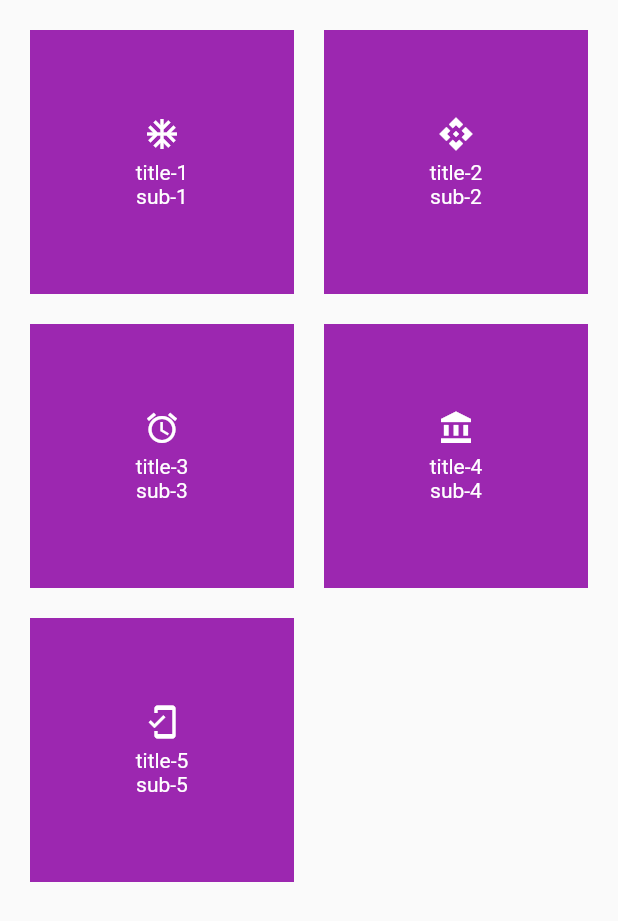
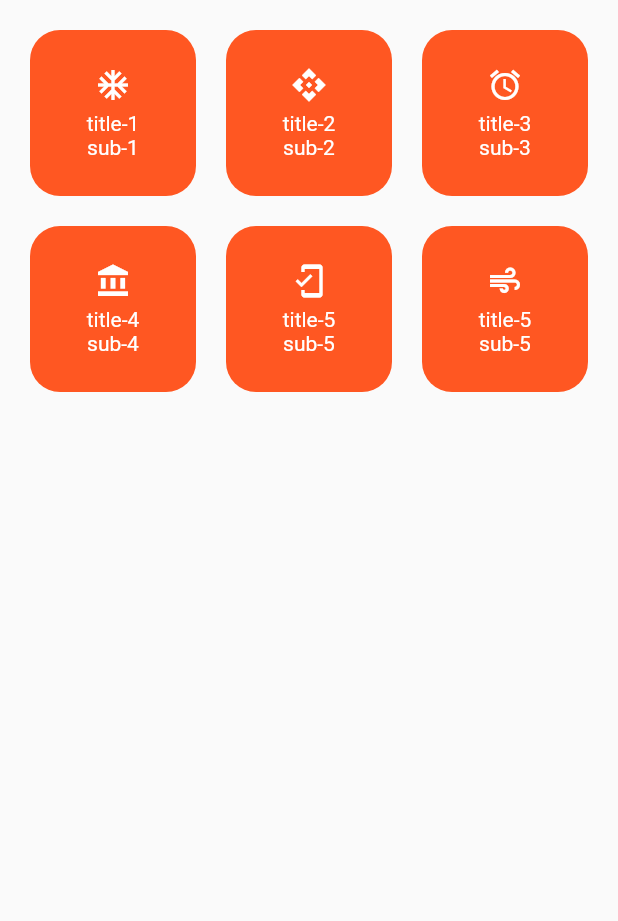
Before and after one commit to patipan-patisampita/flutter-dipw11, a Flutter app: the screen it shows after launch, on a phone screen of 412 x 824 dp. Shown: the top 921 px of the screen. Run offline on Flutter 3.47's test engine with Material 2 defaults, Android fonts, the phone set to English and light mode, and no system bars.

Commit message:
first init

```diff
--- a/lib/pages/grid_view_dynamic.dart
+++ b/lib/pages/grid_view_dynamic.dart
@@ -18,6 +18,7 @@ List<CardModel> cards = [
   CardModel(title: 'title-3', subTitle: 'sub-3', icon: Icons.alarm),
   CardModel(title: 'title-4', subTitle: 'sub-4', icon: Icons.account_balance),
   CardModel(title: 'title-5', subTitle: 'sub-5', icon: Icons.mobile_friendly),
+  CardModel(title: 'title-5', subTitle: 'sub-5', icon: Icons.air),
 ];
 
 class GridViewDynamic extends StatelessWidget {
@@ -30,21 +31,12 @@ class GridViewDynamic extends StatelessWidget {
         child: Container(
           padding: EdgeInsets.all(20),
           child: GridView.count(
-            crossAxisCount: 2,
+            crossAxisCount: 3,
             crossAxisSpacing: 20,
             mainAxisSpacing: 20,
-            children: List.generate(
-              cards.length,
-              (index) {
+            children: List.generate(cards.length, (index) {
                 var model = cards[index];
-                return Container(
-                  decoration: BoxDecoration(color: Colors.purple),
-                  child: MyCard(
-                    title: model.title,
-                    subTitle: model.subTitle,
-                    icon: model.icon,
-                  ),
-                );
+                return CardAction(model: model);
               },
             ),
           ),
@@ -53,3 +45,37 @@ class GridViewDynamic extends StatelessWidget {
     );
   }
 }
+
+class CardAction extends StatelessWidget {
+  const CardAction({
+    Key? key,
+    required this.model,
+  }) : super(key: key);
+
+  final CardModel model;
+
+  @override
+  Widget build(BuildContext context) {
+    return Container(
+      decoration: BoxDecoration(
+        color: Colors.deepOrange,
+        borderRadius: BorderRadius.all(Radius.circular(20)),
+      ),
+      padding: EdgeInsets.all(8),
+      child: Material(
+        color: Colors.transparent,
+        child: InkWell(
+          borderRadius: BorderRadius.all(Radius.circular(20)),
+          onTap: () {
+            print(model.title);
+          },
+          child: MyCard(
+            title: model.title,
+            subTitle: model.subTitle,
+            icon: model.icon,
+          ),
+        ),
+      ),
+    );
+  }
+}
```
